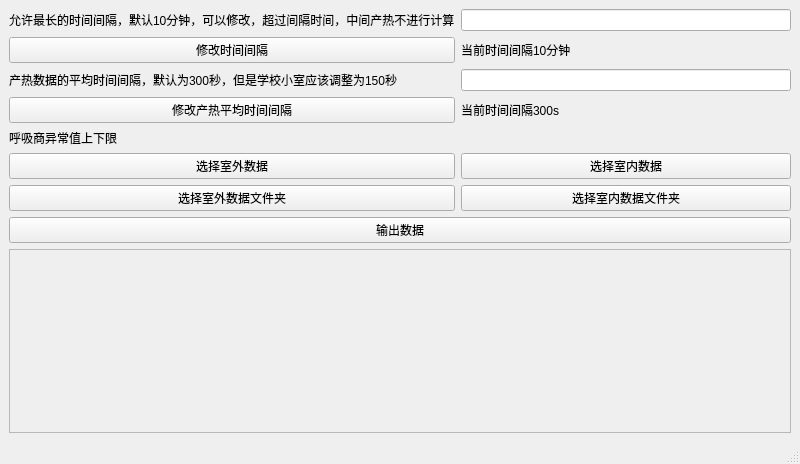
First picture: the form in mainwindow.ui, repository zengzhengcheng/OpenCalori-Swine, before the edit.
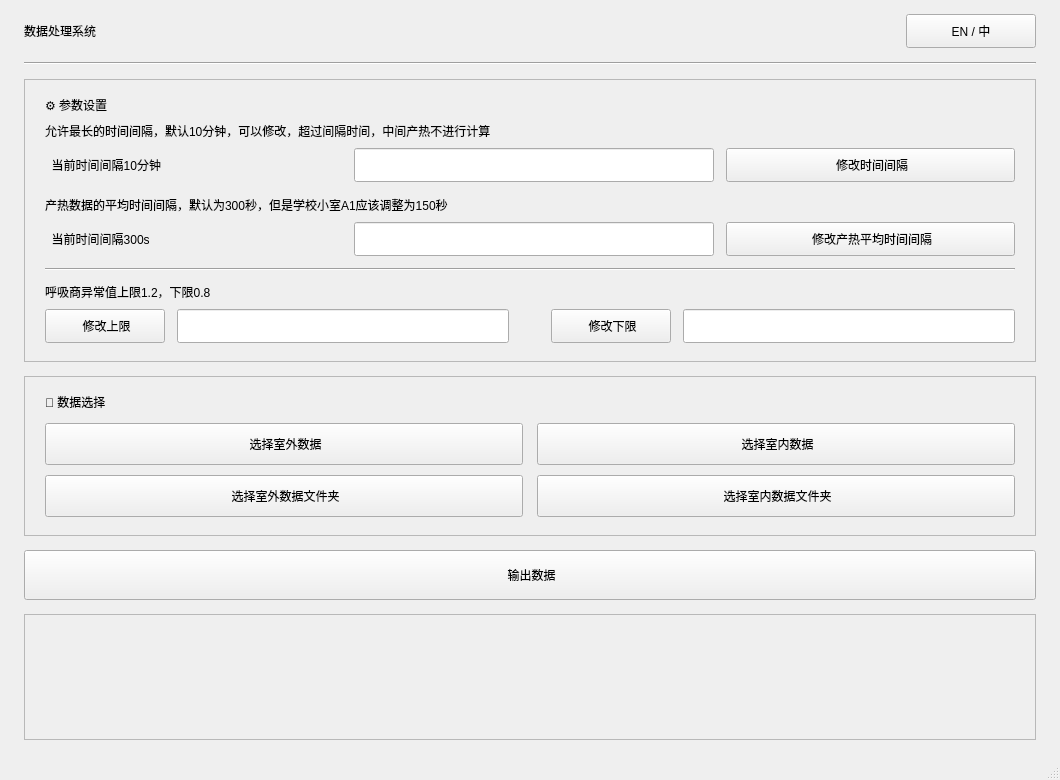
Second picture: the form after the edit.

Diff of the .ui file:
```diff
--- a/mainwindow.ui
+++ b/mainwindow.ui
@@ -6,122 +6,301 @@
    <rect>
     <x>0</x>
     <y>0</y>
-    <width>800</width>
-    <height>464</height>
+    <width>1060</width>
+    <height>780</height>
    </rect>
   </property>
+  <property name="minimumSize">
+   <size>
+    <width>1020</width>
+    <height>720</height>
+   </size>
+  </property>
   <property name="windowTitle">
    <string>MainWindow</string>
   </property>
   <widget class="QWidget" name="centralwidget">
-   <layout class="QGridLayout" name="gridLayout">
-    <item row="5" column="1">
-     <widget class="QPushButton" name="pushButton_selectsn">
-      <property name="text">
-       <string>选择室内数据</string>
-      </property>
-     </widget>
+   <layout class="QVBoxLayout" name="verticalLayout_main">
+    <property name="leftMargin"><number>24</number></property>
+    <property name="topMargin"><number>14</number></property>
+    <property name="rightMargin"><number>24</number></property>
+    <property name="bottomMargin"><number>18</number></property>
+    <property name="spacing"><number>14</number></property>
+
+    <!-- ========== 顶部标题栏 ========== -->
+    <item>
+     <layout class="QHBoxLayout" name="layout_titlebar">
+      <property name="spacing"><number>12</number></property>
+      <item>
+       <widget class="QLabel" name="label_app_title">
+        <property name="text"><string>数据处理系统</string></property>
+       </widget>
+      </item>
+      <item>
+       <spacer name="spacer_title">
+        <property name="orientation"><enum>Qt::Horizontal</enum></property>
+       </spacer>
+      </item>
+      <item>
+       <widget class="QPushButton" name="pushButton_language">
+        <property name="text"><string>EN / 中</string></property>
+        <property name="minimumSize"><size><width>110</width><height>34</height></size></property>
+        <property name="maximumSize"><size><width>130</width><height>34</height></size></property>
+       </widget>
+      </item>
+     </layout>
     </item>
-    <item row="0" column="1">
-     <widget class="QLineEdit" name="lineEdit_jiange"/>
-    </item>
-    <item row="0" column="0">
-     <widget class="QLabel" name="label">
-      <property name="text">
-       <string>允许最长的时间间隔，默认10分钟，可以修改，超过间隔时间，中间产热不进行计算</string>
-      </property>
+
+    <!-- ========== 顶部分割线 ========== -->
+    <item>
+     <widget class="QFrame" name="line_top">
+      <property name="frameShape"><enum>QFrame::HLine</enum></property>
+      <property name="frameShadow"><enum>QFrame::Sunken</enum></property>
      </widget>
     </item>
-    <item row="1" column="1">
-     <widget class="QLabel" name="label_jiange">
-      <property name="text">
-       <string>当前时间间隔10分钟</string>
-      </property>
+
+    <!-- ========== 参数设置卡片 ========== -->
+    <item>
+     <widget class="QFrame" name="frame_params">
+      <property name="frameShape"><enum>QFrame::StyledPanel</enum></property>
+      <layout class="QVBoxLayout" name="layout_params_outer">
+       <property name="leftMargin"><number>20</number></property>
+       <property name="topMargin"><number>16</number></property>
+       <property name="rightMargin"><number>20</number></property>
+       <property name="bottomMargin"><number>18</number></property>
+       <property name="spacing"><number>8</number></property>
+
+       <!-- 区块标题 -->
+       <item>
+        <widget class="QLabel" name="label_section_params">
+         <property name="text"><string>⚙ 参数设置</string></property>
+        </widget>
+       </item>
+
+       <!-- === 第一组：时间间隔 === -->
+       <!-- 描述文字（独占一行，不会被截断） -->
+       <item>
+        <widget class="QLabel" name="label">
+         <property name="text"><string>允许最长的时间间隔，默认10分钟，可以修改，超过间隔时间，中间产热不进行计算</string></property>
+         <property name="wordWrap"><bool>true</bool></property>
+        </widget>
+       </item>
+       <!-- 操作行：状态标签 + 输入框 + 按钮 -->
+       <item>
+        <layout class="QHBoxLayout" name="layout_jiange_row">
+         <property name="spacing"><number>12</number></property>
+         <item>
+          <widget class="QLabel" name="label_jiange">
+           <property name="text"><string>  当前时间间隔10分钟</string></property>
+           <property name="minimumSize"><size><width>180</width><height>0</height></size></property>
+          </widget>
+         </item>
+         <item>
+          <spacer name="spacer_jiange">
+           <property name="orientation"><enum>Qt::Horizontal</enum></property>
+          </spacer>
+         </item>
+         <item>
+          <widget class="QLineEdit" name="lineEdit_jiange">
+           <property name="minimumSize"><size><width>240</width><height>34</height></size></property>
+           <property name="maximumSize"><size><width>360</width><height>34</height></size></property>
+          </widget>
+         </item>
+         <item>
+          <widget class="QPushButton" name="pushButton_xiugai">
+           <property name="text"><string> 修改时间间隔</string></property>
+           <property name="minimumSize"><size><width>150</width><height>34</height></size></property>
+          </widget>
+         </item>
+        </layout>
+       </item>
+
+       <!-- 间距 -->
+       <item>
+        <spacer name="spacer_gap1">
+         <property name="orientation"><enum>Qt::Vertical</enum></property>
+         <property name="sizeType"><enum>QSizePolicy::Fixed</enum></property>
+         <property name="sizeHint" stdset="0"><size><width>0</width><height>6</height></size></property>
+        </spacer>
+       </item>
+
+       <!-- === 第二组：产热平均时间间隔 === -->
+       <item>
+        <widget class="QLabel" name="label_2">
+         <property name="text"><string>产热数据的平均时间间隔，默认为300秒，但是学校小室A1应该调整为150秒</string></property>
+         <property name="wordWrap"><bool>true</bool></property>
+        </widget>
+       </item>
+       <item>
+        <layout class="QHBoxLayout" name="layout_pingjun_row">
+         <property name="spacing"><number>12</number></property>
+         <item>
+          <widget class="QLabel" name="label_pingjun">
+           <property name="text"><string>  当前时间间隔300s</string></property>
+           <property name="minimumSize"><size><width>180</width><height>0</height></size></property>
+          </widget>
+         </item>
+         <item>
+          <spacer name="spacer_pingjun">
+           <property name="orientation"><enum>Qt::Horizontal</enum></property>
+          </spacer>
+         </item>
+         <item>
+          <widget class="QLineEdit" name="lineEdit_pingjun">
+           <property name="minimumSize"><size><width>240</width><height>34</height></size></property>
+           <property name="maximumSize"><size><width>360</width><height>34</height></size></property>
+          </widget>
+         </item>
+         <item>
+          <widget class="QPushButton" name="pushButton_xiugaipingjun">
+           <property name="text"><string> 修改产热平均时间间隔</string></property>
+           <property name="minimumSize"><size><width>150</width><height>34</height></size></property>
+          </widget>
+         </item>
+        </layout>
+       </item>
+
+       <!-- 分割线 -->
+       <item>
+        <spacer name="spacer_gap2">
+         <property name="orientation"><enum>Qt::Vertical</enum></property>
+         <property name="sizeType"><enum>QSizePolicy::Fixed</enum></property>
+         <property name="sizeHint" stdset="0"><size><width>0</width><height>4</height></size></property>
+        </spacer>
+       </item>
+       <item>
+        <widget class="QFrame" name="line_params">
+         <property name="frameShape"><enum>QFrame::HLine</enum></property>
+         <property name="frameShadow"><enum>QFrame::Sunken</enum></property>
+        </widget>
+       </item>
+       <item>
+        <spacer name="spacer_gap3">
+         <property name="orientation"><enum>Qt::Vertical</enum></property>
+         <property name="sizeType"><enum>QSizePolicy::Fixed</enum></property>
+         <property name="sizeHint" stdset="0"><size><width>0</width><height>4</height></size></property>
+        </spacer>
+       </item>
+
+       <!-- === 第三组：呼吸商异常值 === -->
+       <item>
+        <widget class="QLabel" name="label_qshangxiaxian">
+         <property name="text"><string>呼吸商异常值上限1.2，下限0.8</string></property>
+        </widget>
+       </item>
+
+       <!-- 上限行 -->
+       <item>
+        <layout class="QHBoxLayout" name="layout_shangxian_row">
+         <property name="spacing"><number>12</number></property>
+         <item>
+          <widget class="QPushButton" name="pushButton_qshangxian">
+           <property name="text"><string> 修改上限</string></property>
+           <property name="minimumSize"><size><width>120</width><height>34</height></size></property>
+          </widget>
+         </item>
+         <item>
+          <widget class="QLineEdit" name="lineEdit_qshangxian">
+           <property name="minimumSize"><size><width>0</width><height>34</height></size></property>
+          </widget>
+         </item>
+         <item>
+          <spacer name="spacer_limit_mid">
+           <property name="orientation"><enum>Qt::Horizontal</enum></property>
+           <property name="sizeType"><enum>QSizePolicy::Fixed</enum></property>
+           <property name="sizeHint" stdset="0"><size><width>30</width><height>0</height></size></property>
+          </spacer>
+         </item>
+         <item>
+          <widget class="QPushButton" name="pushButton_qxiaxian">
+           <property name="text"><string> 修改下限</string></property>
+           <property name="minimumSize"><size><width>120</width><height>34</height></size></property>
+          </widget>
+         </item>
+         <item>
+          <widget class="QLineEdit" name="lineEdit_qxiaxian">
+           <property name="minimumSize"><size><width>0</width><height>34</height></size></property>
+          </widget>
+         </item>
+        </layout>
+       </item>
+
+      </layout>
      </widget>
     </item>
-    <item row="3" column="0">
-     <widget class="QPushButton" name="pushButton_2">
-      <property name="text">
-       <string>修改产热平均时间间隔</string>
-      </property>
+
+    <!-- ========== 数据选择卡片 ========== -->
+    <item>
+     <widget class="QFrame" name="frame_data">
+      <property name="frameShape"><enum>QFrame::StyledPanel</enum></property>
+      <layout class="QVBoxLayout" name="layout_data_outer">
+       <property name="leftMargin"><number>20</number></property>
+       <property name="topMargin"><number>16</number></property>
+       <property name="rightMargin"><number>20</number></property>
+       <property name="bottomMargin"><number>18</number></property>
+       <property name="spacing"><number>12</number></property>
+
+       <item>
+        <widget class="QLabel" name="label_section_data">
+         <property name="text"><string>📂 数据选择</string></property>
+        </widget>
+       </item>
+
+       <item>
+        <layout class="QGridLayout" name="layout_data_grid">
+         <property name="horizontalSpacing"><number>14</number></property>
+         <property name="verticalSpacing"><number>10</number></property>
+         <item row="0" column="0">
+          <widget class="QPushButton" name="pushButton_selectsw">
+           <property name="text"><string> 选择室外数据</string></property>
+           <property name="minimumSize"><size><width>0</width><height>42</height></size></property>
+          </widget>
+         </item>
+         <item row="0" column="1">
+          <widget class="QPushButton" name="pushButton_selectsn">
+           <property name="text"><string> 选择室内数据</string></property>
+           <property name="minimumSize"><size><width>0</width><height>42</height></size></property>
+          </widget>
+         </item>
+         <item row="1" column="0">
+          <widget class="QPushButton" name="pushButton_selectswall">
+           <property name="text"><string> 选择室外数据文件夹</string></property>
+           <property name="minimumSize"><size><width>0</width><height>42</height></size></property>
+          </widget>
+         </item>
+         <item row="1" column="1">
+          <widget class="QPushButton" name="pushButton_selectsnall">
+           <property name="text"><string> 选择室内数据文件夹</string></property>
+           <property name="minimumSize"><size><width>0</width><height>42</height></size></property>
+          </widget>
+         </item>
+        </layout>
+       </item>
+      </layout>
      </widget>
     </item>
-    <item row="2" column="0">
-     <widget class="QLabel" name="label_2">
-      <property name="text">
-       <string>产热数据的平均时间间隔，默认为300秒，但是学校小室应该调整为150秒</string>
-      </property>
-     </widget>
-    </item>
-    <item row="7" column="0" colspan="2">
+
+    <!-- ========== 输出按钮 ========== -->
+    <item>
      <widget class="QPushButton" name="pushButton">
-      <property name="text">
-       <string>输出数据</string>
-      </property>
+      <property name="text"><string> 输出数据</string></property>
+      <property name="minimumSize"><size><width>0</width><height>50</height></size></property>
      </widget>
     </item>
-    <item row="3" column="1">
-     <widget class="QLabel" name="label_3">
-      <property name="text">
-       <string>当前时间间隔300s</string>
-      </property>
-     </widget>
-    </item>
-    <item row="2" column="1">
-     <widget class="QLineEdit" name="lineEdit"/>
-    </item>
-    <item row="6" column="0">
-     <widget class="QPushButton" name="pushButton_selectswall">
-      <property name="text">
-       <string>选择室外数据文件夹</string>
-      </property>
-     </widget>
-    </item>
-    <item row="4" column="0">
-     <widget class="QLabel" name="label_4">
-      <property name="text">
-       <string>呼吸商异常值上下限</string>
-      </property>
-     </widget>
-    </item>
-    <item row="8" column="0" colspan="2">
+
+    <!-- ========== 日志/提示滚动区域 ========== -->
+    <item>
      <widget class="QScrollArea" name="scrollArea_tishi">
-      <property name="widgetResizable">
-       <bool>true</bool>
-      </property>
+      <property name="minimumSize"><size><width>0</width><height>110</height></size></property>
+      <property name="widgetResizable"><bool>true</bool></property>
       <widget class="QWidget" name="scrollAreaWidgetContents">
        <property name="geometry">
-        <rect>
-         <x>0</x>
-         <y>0</y>
-         <width>780</width>
-         <height>167</height>
-        </rect>
+        <rect><x>0</x><y>0</y><width>1008</width><height>108</height></rect>
        </property>
       </widget>
      </widget>
     </item>
-    <item row="6" column="1">
-     <widget class="QPushButton" name="pushButton_selectsnall">
-      <property name="text">
-       <string>选择室内数据文件夹</string>
-      </property>
-     </widget>
-    </item>
-    <item row="5" column="0">
-     <widget class="QPushButton" name="pushButton_selectsw">
-      <property name="text">
-       <string>选择室外数据</string>
-      </property>
-     </widget>
-    </item>
-    <item row="1" column="0">
-     <widget class="QPushButton" name="pushButton_xiugai">
-      <property name="text">
-       <string>修改时间间隔</string>
-      </property>
-     </widget>
-    </item>
+
    </layout>
   </widget>
   <widget class="QMenuBar" name="menubar">
```
Left out of the diff: 9 changed lines with no effect on the pictures.
